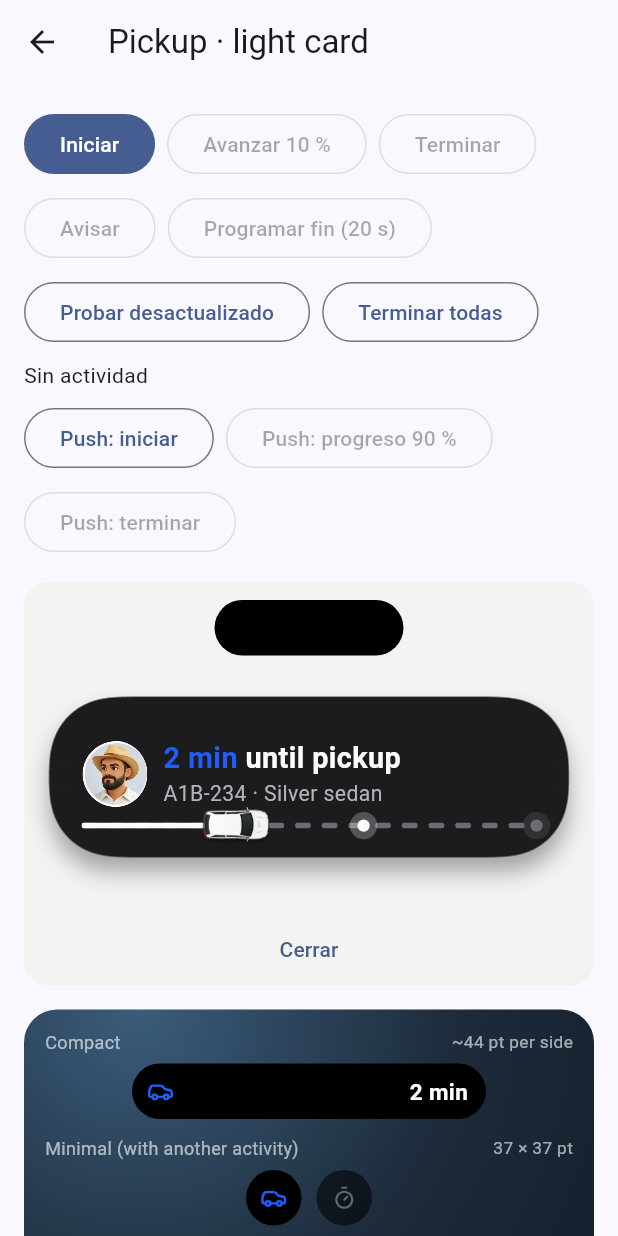
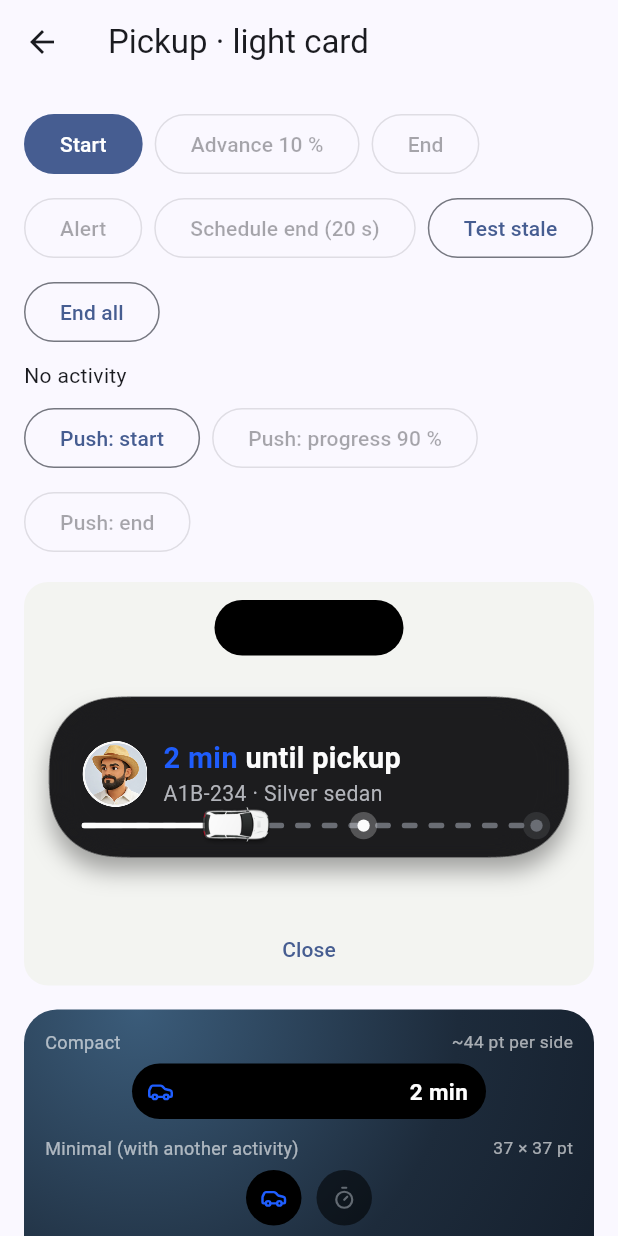
Before and after one commit to VMichael1999/live_island, a Flutter app: the PresetScreen screen opened directly with sample values from the repository, on a phone screen of 412 x 824 dp. Run offline on Flutter 3.47's test engine with Material 3 defaults, Android fonts, the phone set to English and light mode, and no system bars; our stand-ins replace path_drawing.

Commit message:
docs(ejemplo): la interfaz de la app de ejemplo y los ejemplos del README pasan a inglés

```diff
--- a/example/lib/main.dart
+++ b/example/lib/main.dart
@@ -49,7 +49,7 @@ class HomeScreen extends StatelessWidget {
           leading: const Icon(Icons.tune),
           title: const Text('Editor'),
           subtitle: const Text(
-            'Cambia textos, color y avance y mira el resultado',
+            'Change texts, color and progress and see the result',
           ),
           onTap:
               () => Navigator.of(context).push(
--- a/example/lib/model.dart
+++ b/example/lib/model.dart
@@ -12,7 +12,7 @@ class ExampleModel extends ChangeNotifier {
   LiveActivity? activity;
   CatalogEntry? activeEntry;
   Map<String, Object?> state = const {};
-  String status = 'Sin actividad';
+  String status = 'No activity';
   final List<String> tokens = [];
   final List<StreamSubscription<Object?>> _subs = [];
 
@@ -32,7 +32,7 @@ class ExampleModel extends ChangeNotifier {
     _subs.add(
       LiveIsland.startedByPush.listen((a) {
         activity = a;
-        status = 'Iniciada por push (${a.id.substring(0, 8)}…)';
+        status = 'Started by push (${a.id.substring(0, 8)}…)';
         notifyListeners();
       }),
     );
@@ -68,7 +68,7 @@ class ExampleModel extends ChangeNotifier {
     try {
       await body();
     } on LiveIslandException catch (e) {
-      _setStatus('$what falló: ${e.code} · ${e.message}');
+      _setStatus('$what failed: ${e.code} · ${e.message}');
     }
   }
 
@@ -92,7 +92,7 @@ class ExampleModel extends ChangeNotifier {
     CatalogEntry entry,
     LiveLayout layout,
     Map<String, Object?> newState,
-  ) => _guard('Iniciar', () async {
+  ) => _guard('Start', () async {
     // Android 13+: pide el permiso de notificaciones (en iOS no hace nada).
     await LiveIsland.requestPermission();
     await _endOthers('demo-${entry.id}');
@@ -118,14 +118,14 @@ class ExampleModel extends ChangeNotifier {
     LiveLayout layout,
     Map<String, Object?> newState, {
     int seconds = 15,
-  }) => _guard('Iniciar (desactualizable)', () async {
+  }) => _guard('Start (can go stale)', () async {
     await LiveIsland.requestPermission();
     await _endOthers('demo-stale-${entry.id}');
     final stale = entry.preset.override(
       expandedCenter: LiveIf(
         LiveBind.stale.isTrue,
         then: const LiveText.literal(
-          'Sin novedades: toca para actualizar',
+          'No news: tap to refresh',
           size: 15,
           weight: 600,
         ),
@@ -142,7 +142,7 @@ class ExampleModel extends ChangeNotifier {
     activity = a;
     activeEntry = entry;
     state = newState;
-    _setStatus('Se desactualiza en $seconds s');
+    _setStatus('Goes stale in $seconds s');
   });
 
   /// Programa que la actividad desaparezca sola dentro de [seconds] s.
@@ -150,21 +150,21 @@ class ExampleModel extends ChangeNotifier {
   /// Android: sigue viva y se puede actualizar hasta entonces. iOS: termina ya y
   /// la tarjeta de la pantalla de bloqueo se queda hasta esa hora.
   Future<void> scheduleEnd({int seconds = 20}) =>
-      _guard('Programar fin', () async {
+      _guard('Schedule end', () async {
         final a = activity ?? (await LiveIsland.activeActivities()).lastOrNull;
         if (a == null) return;
         await a.scheduleEnd(DateTime.now().add(Duration(seconds: seconds)));
-        _setStatus('Desaparece en $seconds s');
+        _setStatus('Disappears in $seconds s');
       });
 
   /// Actualiza con un aviso: la isla se expande y suena.
-  Future<void> alert() => _guard('Avisar', () async {
+  Future<void> alert() => _guard('Alert', () async {
     final a = activity ?? (await LiveIsland.activeActivities()).lastOrNull;
     if (a == null) return;
     await a.update(
       {'progreso': (((state['progreso'] as num?) ?? 0) + 0.1).clamp(0.0, 1.0)},
       alert: const LiveAlert(
-        title: 'Tu conductor llegó',
+        title: 'Your driver arrived',
         body: 'Gray sedan · ABC-123',
       ),
     );
@@ -172,7 +172,7 @@ class ExampleModel extends ChangeNotifier {
       ...state,
       'progreso': (((state['progreso'] as num?) ?? 0) + 0.1).clamp(0.0, 1.0),
     };
-    _setStatus('Aviso enviado');
+    _setStatus('Alert sent');
   });
 
   Future<void> update(Map<String, Object?> changes, {String? label}) =>
@@ -194,16 +194,16 @@ class ExampleModel extends ChangeNotifier {
   }
 
   /// Termina todas las actividades de la app (por ejemplo al cerrar sesión).
-  Future<void> endAll() => _guard('Terminar todas', () async {
+  Future<void> endAll() => _guard('End all', () async {
     await LiveIsland.endAll();
     activity = null;
-    _setStatus('Todas terminadas');
+    _setStatus('All ended');
   });
 
-  Future<void> end() => _guard('Terminar', () async {
+  Future<void> end() => _guard('End', () async {
     await activity?.end(dismiss: LiveDismiss.immediate);
     activity = null;
-    _setStatus('Sin actividad');
+    _setStatus('No activity');
   });
 
   /// Qué hace cada botón de los ejemplos. El id es el de `LiveButton(id: ...)`.
@@ -222,7 +222,7 @@ class ExampleModel extends ChangeNotifier {
       },
       _ => <String, Object?>{'subtitulo': 'Tocaste "$id"'},
     };
-    await update(changes, label: 'Botón "$id" → ${changes.keys.join(', ')}');
+    await update(changes, label: 'Button "$id" → ${changes.keys.join(', ')}');
   }
 
   /// Simula un mensaje de FCM (Android): lo que haría tu servidor.
@@ -231,6 +231,6 @@ class ExampleModel extends ChangeNotifier {
         final id = await LiveIsland.handlePush({
           'live_island': jsonEncode(payload),
         });
-        if (id != null) _setStatus('Push aplicado a ${id.substring(0, 8)}…');
+        if (id != null) _setStatus('Push applied to ${id.substring(0, 8)}…');
       });
 }
--- a/example/lib/preset_screen.dart
+++ b/example/lib/preset_screen.dart
@@ -45,23 +45,23 @@ class _PresetScreenState extends State<PresetScreen> {
                     sample = preset.sampleState();
                     model.start(widget.entry, layout, sample);
                   },
-                  child: const Text('Iniciar'),
+                  child: const Text('Start'),
                 ),
                 OutlinedButton(
                   onPressed: model.activity == null ? null : model.advance,
-                  child: const Text('Avanzar 10 %'),
+                  child: const Text('Advance 10 %'),
                 ),
                 OutlinedButton(
                   onPressed: model.activity == null ? null : model.end,
-                  child: const Text('Terminar'),
+                  child: const Text('End'),
                 ),
                 OutlinedButton(
                   onPressed: model.activity == null ? null : model.alert,
-                  child: const Text('Avisar'),
+                  child: const Text('Alert'),
                 ),
                 OutlinedButton(
                   onPressed: model.activity == null ? null : model.scheduleEnd,
-                  child: const Text('Programar fin (20 s)'),
+                  child: const Text('Schedule end (20 s)'),
                 ),
                 OutlinedButton(
                   onPressed:
@@ -70,11 +70,11 @@ class _PresetScreenState extends State<PresetScreen> {
                         layout,
                         preset.sampleState(),
                       ),
-                  child: const Text('Probar desactualizado'),
+                  child: const Text('Test stale'),
                 ),
                 OutlinedButton(
                   onPressed: model.endAll,
-                  child: const Text('Terminar todas'),
+                  child: const Text('End all'),
                 ),
               ],
             ),
@@ -100,7 +100,7 @@ class _PresetScreenState extends State<PresetScreen> {
                                     : e.value,
                         },
                       }),
-                  child: const Text('Push: iniciar'),
+                  child: const Text('Push: start'),
                 ),
                 OutlinedButton(
                   onPressed:
@@ -111,7 +111,7 @@ class _PresetScreenState extends State<PresetScreen> {
                             'id': model.activity!.id,
                             'state': {'progreso': 0.9},
                           }),
-                  child: const Text('Push: progreso 90 %'),
+                  child: const Text('Push: progress 90 %'),
                 ),
                 OutlinedButton(
                   onPressed:
@@ -122,7 +122,7 @@ class _PresetScreenState extends State<PresetScreen> {
                             'id': model.activity!.id,
                             'dismiss': 'immediate',
                           }),
-                  child: const Text('Push: terminar'),
+                  child: const Text('Push: end'),
                 ),
               ],
             ),
@@ -144,7 +144,7 @@ class _PresetScreenState extends State<PresetScreen> {
               androidPromotable: preset.androidPromotable,
             ),
             const SizedBox(height: 24),
-            Text('Validación', style: Theme.of(context).textTheme.titleMedium),
+            Text('Validation', style: Theme.of(context).textTheme.titleMedium),
             for (final c in report.items)
               ListTile(
                 dense: true,
@@ -191,7 +191,7 @@ class _MorphDemoState extends State<_MorphDemo> {
         ),
         TextButton(
           onPressed: () => setState(() => visible = !visible),
-          child: Text(visible ? 'Cerrar' : 'Mostrar animación'),
+          child: Text(visible ? 'Close' : 'Show animation'),
         ),
       ],
     ),
--- a/example/lib/readme_examples.dart
+++ b/example/lib/readme_examples.dart
@@ -1,12 +1,12 @@
-// Los ejemplos del README, compilados aquí para que no se desfasen de la API.
-// Se analizan con `flutter analyze`; no se ejecutan.
+// The README examples, compiled here so they never drift from the API.
+// They are checked by `flutter analyze`; they are not run.
 import 'dart:ui' show Color;
 
 import 'package:live_island_kit/live_island_kit.dart';
 
-/// Nivel 1: un preset tal cual.
+/// Level 1: a preset as it is.
 Future<void> nivel1() async {
-  final actividad = await LiveIsland.start(
+  final activity = await LiveIsland.start(
     layout: const ParkingPreset().build(),
     state: {
       'titulo': 'Parking active',
@@ -17,16 +17,16 @@ Future<void> nivel1() async {
     },
   );
 
-  await actividad.update({'progreso': 0.5}); // solo viaja lo que cambia
-  await actividad.end(dismiss: const LiveDismiss.after(Duration(minutes: 5)));
+  await activity.update({'progreso': 0.5}); // only what changes travels
+  await activity.end(dismiss: const LiveDismiss.after(Duration(minutes: 5)));
 }
 
-/// Nivel 2: un preset con sus parámetros y `.override` en una región.
+/// Level 2: a preset with its parameters and `.override` on one region.
 LiveLayout nivel2() => const TripPreset(
   accent: Color(0xFFD81B60),
   stages: ['Order', 'On the way', 'Arrived'],
 ).override(
-  // La isla compacta muestra la placa en lugar de la cuenta regresiva.
+  // The compact island shows the plate instead of the countdown.
   compactTrailing: LiveText.from(
     const LiveText(LiveBind('placa')),
     size: 15,
@@ -35,7 +35,7 @@ LiveLayout nivel2() => const TripPreset(
   ),
 );
 
-/// Nivel 3: un diseño desde cero, con los componentes.
+/// Level 3: a design from scratch, with the components.
 LiveLayout nivel3() => LiveLayout(
   theme: const LiveTheme(accent: Color(0xFF00897B)),
   compactLeading: const LiveIcon.symbol('timer', accent: true),
@@ -73,23 +73,23 @@ LiveLayout nivel3() => LiveLayout(
   ),
 );
 
-/// Botones, vista previa y validación.
+/// Buttons, preview and validation.
 Future<void> extras() async {
-  // Cada botón de la actividad llega aquí con su id.
+  // Each button of the activity arrives here with its id.
   LiveIsland.onAction((id) {
     if (id == 'mas_15_min') {
-      // ... amplía el tiempo y actualiza la actividad
+      // ... extend the time and update the activity
     }
   });
 
-  // Antes de compilar la extensión, comprueba el diseño.
+  // Before building the extension, check the design.
   final preset = const TripPreset();
-  final informe = LiveIsland.check(preset.build(), preset.sampleState());
-  if (informe.hasErrors) {
+  final report = LiveIsland.check(preset.build(), preset.sampleState());
+  if (report.hasErrors) {
     // ignore: avoid_print
-    print(informe);
+    print(report);
   }
 
-  // Los diseños con nombre permiten iniciar actividades desde un push.
+  // Named layouts let a push start activities.
   await LiveIsland.registerLayout('taxi', preset.build());
 }
```
Also changed, not shown: example/lib/catalog.dart (+21 -21 lines), example/lib/editor_screen.dart (+20 -20 lines), 2 other files.
